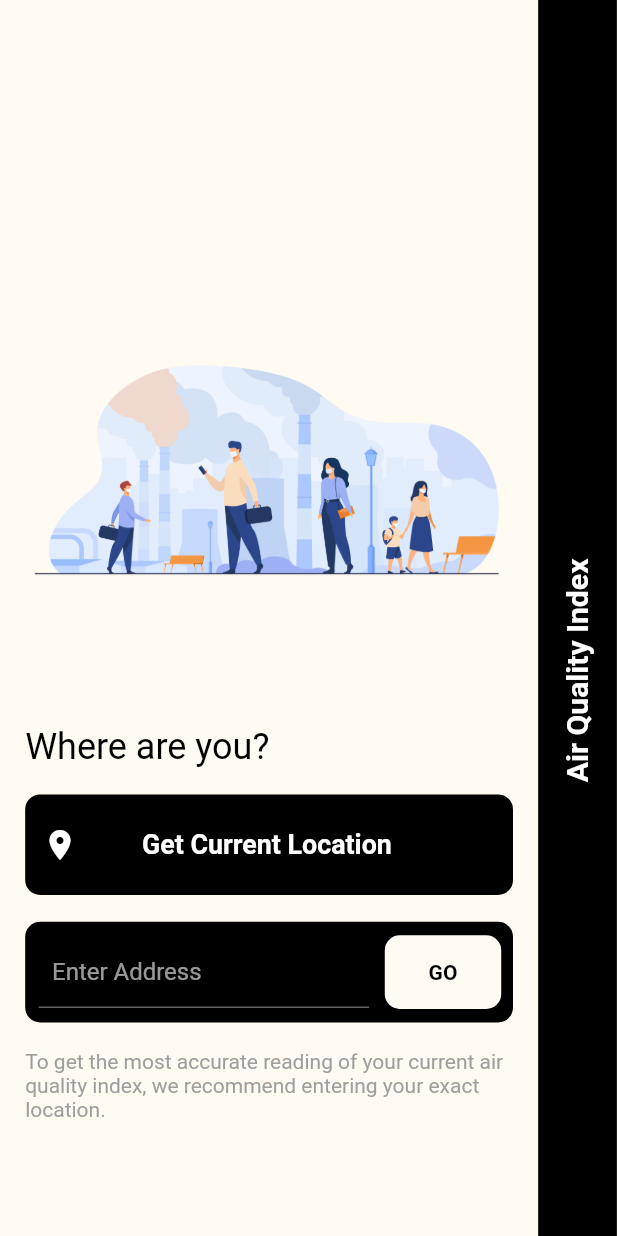
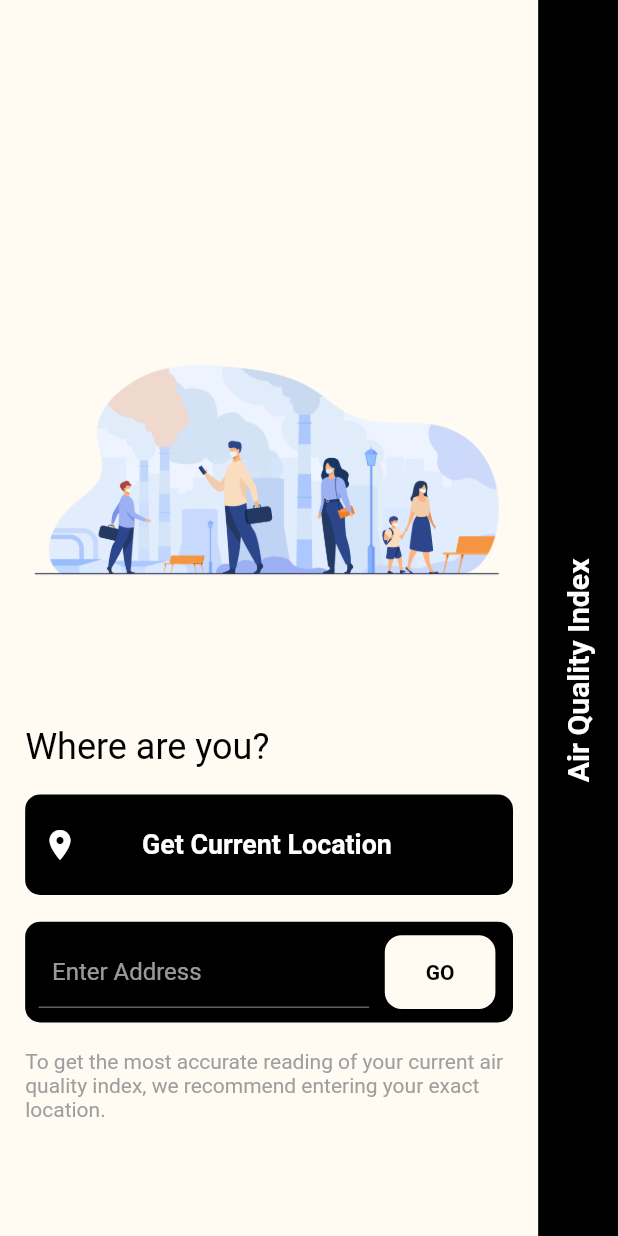
Before and after one commit to ikramhasan/Air-Quality-Index-Mobile, a Flutter app: the screen it shows after launch, on a phone screen of 412 x 824 dp. Run offline on Flutter 3.47's test engine with Material 2 defaults, Android fonts, the phone set to English and light mode, and no system bars; our stand-ins replace flutter_screenutil, flutter_spinkit, flutter_svg, font_awesome_flutter, google_fonts, location and 4 more; missing offline and left inert: expansion_card.

```diff
--- a/lib/main.dart
+++ b/lib/main.dart
@@ -11,7 +11,7 @@ class MyApp extends StatelessWidget {
   Widget build(BuildContext context) {
     return ScreenUtilInit(
       designSize: Size(392.72727272727275, 737.4545454545455),
-      allowFontScaling: false,
+      allowFontScaling: true,
       child: MaterialApp(
         debugShowCheckedModeBanner: false,
         title: 'Air Quality Index',
--- a/lib/pages/location_page/location_page.dart
+++ b/lib/pages/location_page/location_page.dart
@@ -11,9 +11,6 @@ class LocationPage extends StatelessWidget {
   @override
   Widget build(BuildContext context) {
     TextEditingController controller = TextEditingController();
-
-    print(MediaQuery.of(context).size.height);
-    print(MediaQuery.of(context).size.width);
 
     return Scaffold(
       key: _scaffoldKey,
--- a/lib/pages/location_page/widgets/build_address_field.dart
+++ b/lib/pages/location_page/widgets/build_address_field.dart
@@ -53,17 +53,20 @@ buildAddressTextField({
             },
             child: Container(
               height: 50.h,
-              width: 74.w,
+              //width: 74.w,
               decoration: BoxDecoration(
-                borderRadius: BorderRadius.circular(10),
+                borderRadius: BorderRadius.circular(10.h),
                 color: Theme.of(context).canvasColor,
               ),
               child: Center(
-                child: Text(
-                  'GO',
-                  style: GoogleFonts.faunaOne(
-                    color: Colors.black,
-                    fontWeight: FontWeight.bold,
+                child: Padding(
+                  padding: EdgeInsets.symmetric(horizontal: 26.w),
+                  child: Text(
+                    'GO',
+                    style: GoogleFonts.faunaOne(
+                      color: Colors.black,
+                      fontWeight: FontWeight.bold,
+                    ),
                   ),
                 ),
               ),
--- a/lib/pages/location_page/widgets/build_side_bar.dart
+++ b/lib/pages/location_page/widgets/build_side_bar.dart
@@ -4,7 +4,7 @@ import 'package:flutter_screenutil/flutter_screenutil.dart';
 
 buildSideBar(BuildContext context) {
   return Container(
-    width: 50.w,
+    width: 50.7.w,
     height: 800.h,
     color: Theme.of(context).cardColor,
     child: Padding(
--- a/lib/repositories/repository.dart
+++ b/lib/repositories/repository.dart
@@ -15,7 +15,6 @@ class Repository {
     var response = await http.get(url);
     try {
       var aqi = airQualityIndexFromJson(response.body);
-      print(aqi.data.city.name);
       return aqi;
     } catch (e) {
       var error = errorFromJson(response.body);
--- a/pubspec.yaml
+++ b/pubspec.yaml
@@ -24,6 +24,7 @@ dependencies:
   google_fonts: ^1.1.1
   flutter_spinkit: "^4.1.2"
   flutter_screenutil: ^4.0.2+5
+  marquee: ^1.6.1
 
 dev_dependencies:
   flutter_test:
```
Also changed, not shown: lib/pages/home_page/home_page.dart (+16 -7 lines), lib/pages/statistics_page/statistics_page.dart (+5 -5 lines), pubspec.lock, 6 other files.
